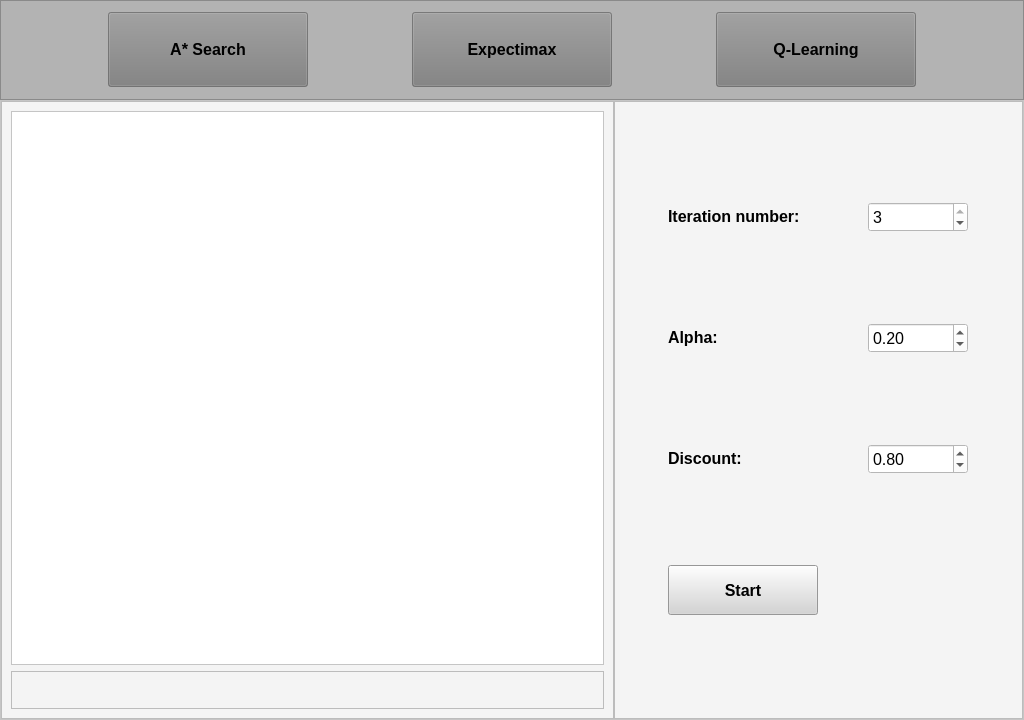
This is projekat1_puzzle/Slagalica.ui in draganagrbic998/ori as Qt 5 draws it before an edit. The edited form follows.
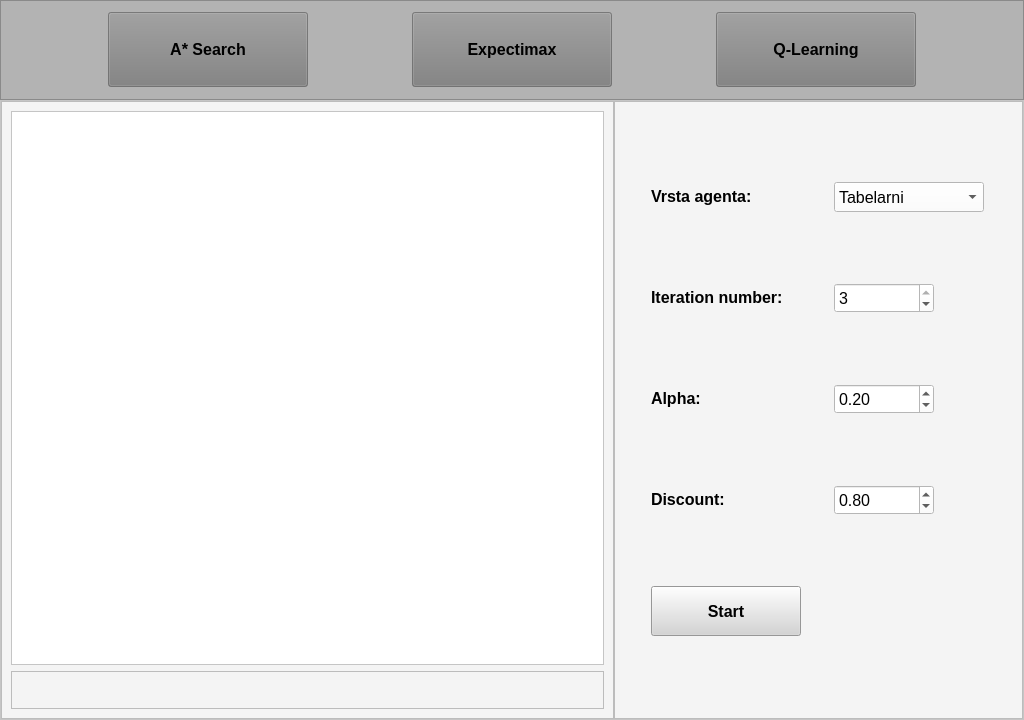
This is the edited form. The open tabs and pages were chosen to show the change.

The edit to the form file:
```diff
--- a/projekat1_puzzle/Slagalica.ui
+++ b/projekat1_puzzle/Slagalica.ui
@@ -681,7 +681,7 @@
               <property name="verticalSpacing">
                <number>0</number>
               </property>
-              <item row="2" column="0">
+              <item row="3" column="0">
                <widget class="QLabel" name="label_8">
                 <property name="sizePolicy">
                  <sizepolicy hsizetype="Fixed" vsizetype="Fixed">
@@ -701,7 +701,7 @@
                 </property>
                </widget>
               </item>
-              <item row="1" column="3">
+              <item row="2" column="3">
                <widget class="QDoubleSpinBox" name="alpha">
                 <property name="sizePolicy">
                  <sizepolicy hsizetype="Fixed" vsizetype="Fixed">
@@ -740,7 +740,7 @@
                 </property>
                </widget>
               </item>
-              <item row="1" column="0">
+              <item row="2" column="0">
                <widget class="QLabel" name="label_7">
                 <property name="sizePolicy">
                  <sizepolicy hsizetype="Fixed" vsizetype="Fixed">
@@ -760,7 +760,27 @@
                 </property>
                </widget>
               </item>
-              <item row="2" column="3">
+              <item row="1" column="0">
+               <widget class="QLabel" name="label_5">
+                <property name="sizePolicy">
+                 <sizepolicy hsizetype="Fixed" vsizetype="Fixed">
+                  <horstretch>0</horstretch>
+                  <verstretch>0</verstretch>
+                 </sizepolicy>
+                </property>
+                <property name="font">
+                 <font>
+                  <pointsize>12</pointsize>
+                  <weight>75</weight>
+                  <bold>true</bold>
+                 </font>
+                </property>
+                <property name="text">
+                 <string>Iteration number:</string>
+                </property>
+               </widget>
+              </item>
+              <item row="3" column="3">
                <widget class="QDoubleSpinBox" name="discount">
                 <property name="sizePolicy">
                  <sizepolicy hsizetype="Fixed" vsizetype="Fixed">
@@ -799,14 +819,26 @@
                 </property>
                </widget>
               </item>
-              <item row="0" column="0">
-               <widget class="QLabel" name="label_5">
+              <item row="7" column="0">
+               <widget class="QPushButton" name="ResiQLButton">
                 <property name="sizePolicy">
                  <sizepolicy hsizetype="Fixed" vsizetype="Fixed">
                   <horstretch>0</horstretch>
                   <verstretch>0</verstretch>
                  </sizepolicy>
                 </property>
+                <property name="minimumSize">
+                 <size>
+                  <width>150</width>
+                  <height>50</height>
+                 </size>
+                </property>
+                <property name="maximumSize">
+                 <size>
+                  <width>150</width>
+                  <height>50</height>
+                 </size>
+                </property>
                 <property name="font">
                  <font>
                   <pointsize>12</pointsize>
@@ -814,12 +846,15 @@
                   <bold>true</bold>
                  </font>
                 </property>
+                <property name="styleSheet">
+                 <string notr="true">background-color: rgb(212, 212, 212);</string>
+                </property>
                 <property name="text">
-                 <string>Iteration number:</string>
+                 <string>Start</string>
                 </property>
                </widget>
               </item>
-              <item row="0" column="3">
+              <item row="1" column="3">
                <widget class="QSpinBox" name="IterNumQPicker">
                 <property name="sizePolicy">
                  <sizepolicy hsizetype="Fixed" vsizetype="Fixed">
@@ -861,26 +896,14 @@
                 </property>
                </widget>
               </item>
-              <item row="6" column="0">
-               <widget class="QPushButton" name="ResiQLButton">
+              <item row="0" column="0">
+               <widget class="QLabel" name="label_2">
                 <property name="sizePolicy">
                  <sizepolicy hsizetype="Fixed" vsizetype="Fixed">
                   <horstretch>0</horstretch>
                   <verstretch>0</verstretch>
                  </sizepolicy>
                 </property>
-                <property name="minimumSize">
-                 <size>
-                  <width>150</width>
-                  <height>50</height>
-                 </size>
-                </property>
-                <property name="maximumSize">
-                 <size>
-                  <width>150</width>
-                  <height>50</height>
-                 </size>
-                </property>
                 <property name="font">
                  <font>
                   <pointsize>12</pointsize>
@@ -888,14 +911,51 @@
                   <bold>true</bold>
                  </font>
                 </property>
-                <property name="styleSheet">
-                 <string notr="true">background-color: rgb(212, 212, 212);</string>
-                </property>
                 <property name="text">
-                 <string>Start</string>
+                 <string>Vrsta agenta: </string>
                 </property>
                </widget>
               </item>
+              <item row="0" column="3">
+               <widget class="QComboBox" name="qagent">
+                <property name="sizePolicy">
+                 <sizepolicy hsizetype="Fixed" vsizetype="Fixed">
+                  <horstretch>0</horstretch>
+                  <verstretch>0</verstretch>
+                 </sizepolicy>
+                </property>
+                <property name="minimumSize">
+                 <size>
+                  <width>150</width>
+                  <height>30</height>
+                 </size>
+                </property>
+                <property name="maximumSize">
+                 <size>
+                  <width>150</width>
+                  <height>30</height>
+                 </size>
+                </property>
+                <property name="font">
+                 <font>
+                  <pointsize>12</pointsize>
+                 </font>
+                </property>
+                <property name="styleSheet">
+                 <string notr="true">background-color: rgb(255, 255, 255);</string>
+                </property>
+                <item>
+                 <property name="text">
+                  <string>Tabelarni</string>
+                 </property>
+                </item>
+                <item>
+                 <property name="text">
+                  <string>Aproksimacioni</string>
+                 </property>
+                </item>
+               </widget>
+              </item>
              </layout>
             </widget>
            </item>
```
Left out of the diff: 4 changed lines with no effect on the pictures.
